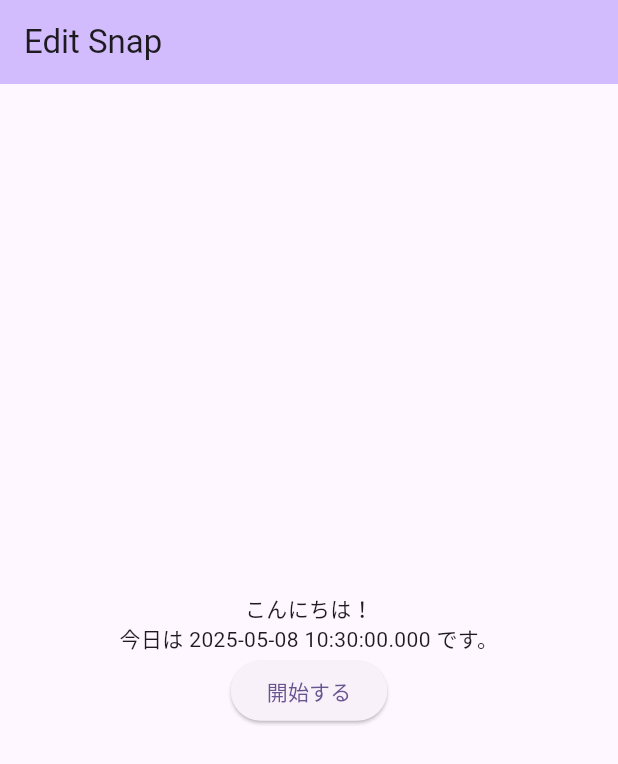
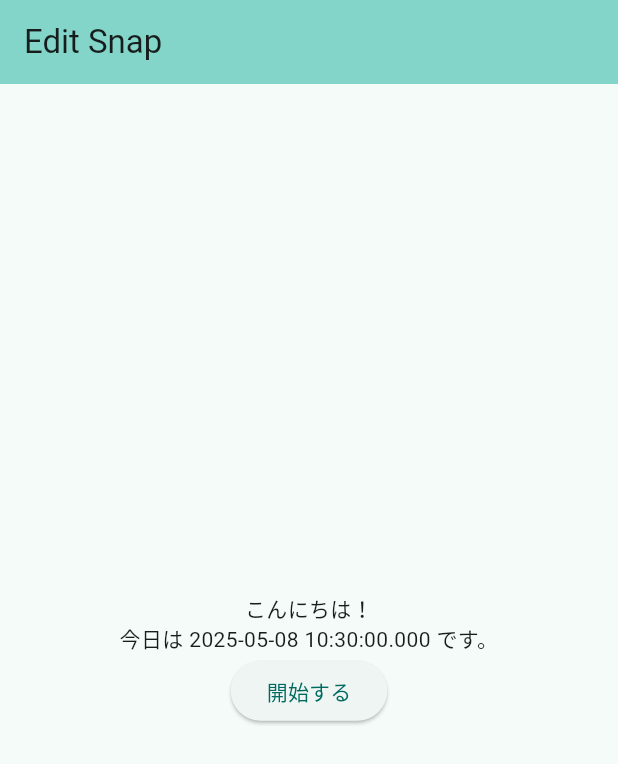
Before and after one commit to saeki4n/edit_snap, a Flutter app: the screen it shows after launch, on a phone screen of 412 x 824 dp. Shown: the top 764 px of the screen. Run offline on Flutter 3.47's test engine with Material 3 defaults, Android fonts, the phone set to English and light mode, and no system bars; generated files the repository leaves out were written again.

Commit message:
日本語化

```diff
--- /dev/null
+++ b/l10n.yaml
@@ -0,0 +1,3 @@
+template-arb-file: app_ja.arb
+output-class: L10n
+nullable-getter: false
--- a/lib/main.dart
+++ b/lib/main.dart
@@ -1,5 +1,6 @@
 import 'package:edit_snap/start_screen.dart';
 import 'package:flutter/material.dart';
+import 'package:flutter_gen/gen_l10n/app_localizations.dart';
 
 void main() {
   runApp(const MyApp());
@@ -12,11 +13,13 @@ class MyApp extends StatelessWidget {
   @override
   Widget build(BuildContext context) {
     return MaterialApp(
+      localizationsDelegates: L10n.localizationsDelegates,
+      supportedLocales: L10n.supportedLocales,
       // Android のタスクマネージャーに表示されるアプリ名
       // iOSでは使用されない
       title: 'Edit Snap',
       theme: ThemeData(
-        colorScheme: ColorScheme.fromSeed(seedColor: Colors.deepPurple),
+        colorScheme: ColorScheme.fromSeed(seedColor: Colors.teal),
         useMaterial3: true,
       ),
       home: StartScreen(),
--- a/lib/start_screen.dart
+++ b/lib/start_screen.dart
@@ -1,14 +1,16 @@
 import 'package:flutter/material.dart';
+import 'package:flutter_gen/gen_l10n/app_localizations.dart';
 
 class StartScreen extends StatelessWidget {
   const StartScreen({super.key});
 
   @override
   Widget build(BuildContext context) {
+    final l10n = L10n.of(context);
     return Scaffold(
       appBar: AppBar(
         backgroundColor: Theme.of(context).colorScheme.inversePrimary,
-        title: const Text('Edit Snap'),
+        title: Text(l10n.startScreenTitle),
       ),
       body: Center(
         child: Column(
--- a/pubspec.yaml
+++ b/pubspec.yaml
@@ -34,6 +34,9 @@ dependencies:
   # The following adds the Cupertino Icons font to your application.
   # Use with the CupertinoIcons class for iOS style icons.
   cupertino_icons: ^1.0.8
+  flutter_localizations:
+    sdk: flutter
+  intl: any
 
 dev_dependencies:
   flutter_test:
@@ -51,7 +54,7 @@ dev_dependencies:
 
 # The following section is specific to Flutter packages.
 flutter:
-
+  generate: true
   # The following line ensures that the Material Icons font is
   # included with your application, so that you can use the icons in
   # the material Icons class.
```
Also changed, not shown: lib/l10n/app_ja.arb (added, +13 -0 lines), pubspec.lock, 2 other files.
